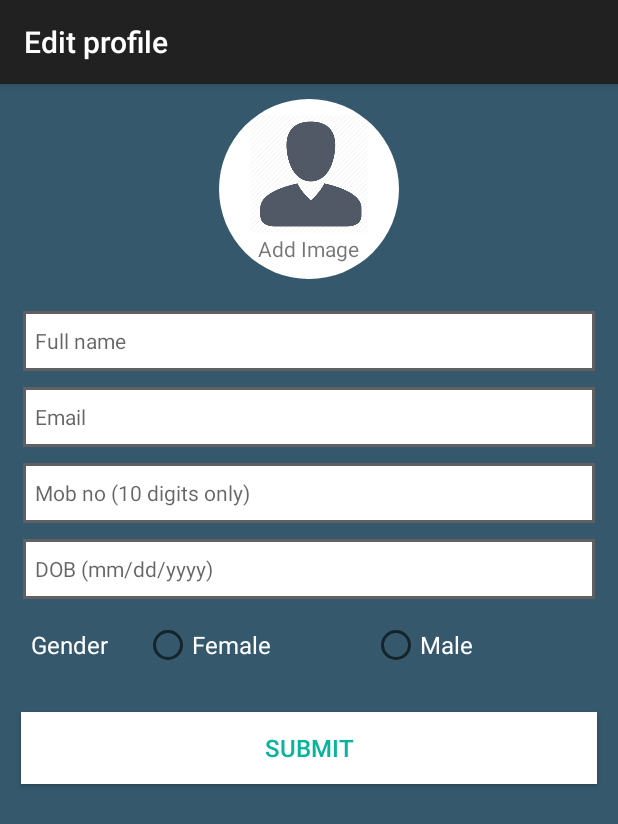
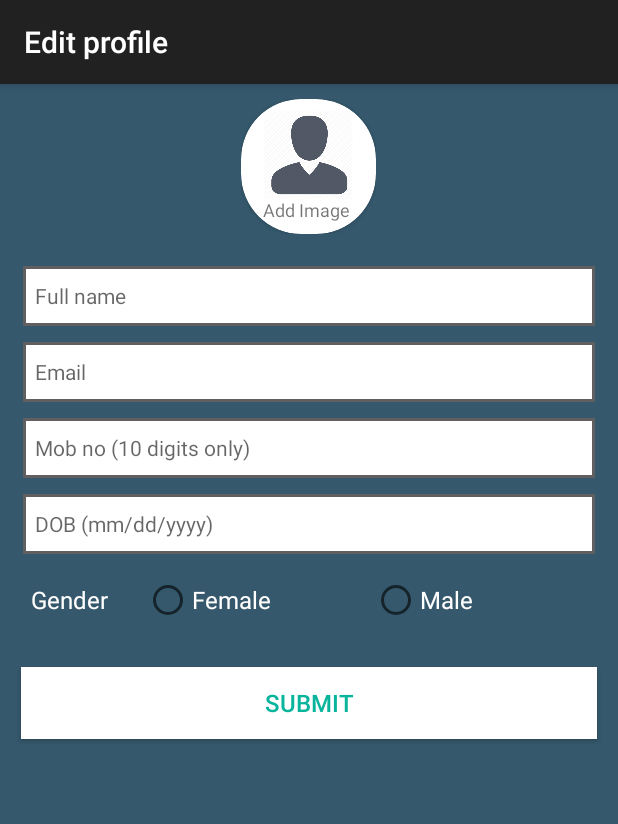
Before and after one commit to vsingh-techracers/week-task-assignment, an Android app: the screen it shows after launch (MainActivity), on a phone screen of 412 x 824 dp. Shown: the top 824 px of the screen. Run offline under Robolectric (Android 15) with nearby library versions, the phone set to English and light mode, and no system bars; our stand-ins replace ButterKnife.

Commit message:
Update profile ui

```diff
--- a/feb-17/week-4/ProfilePage/app/src/main/res/layout/fragment_profile_page.xml
+++ b/feb-17/week-4/ProfilePage/app/src/main/res/layout/fragment_profile_page.xml
@@ -2,8 +2,10 @@
 <LinearLayout xmlns:android="http://schemas.android.com/apk/res/android"
     android:layout_width="match_parent"
     android:layout_height="match_parent"
+    xmlns:app="http://schemas.android.com/apk/res-auto"
     android:padding="@dimen/medium_margin"
     android:orientation="vertical"
+    android:id="@+id/root_container"
     android:background="@color/backgroundColor"
     android:gravity="start">
     <FrameLayout
@@ -17,24 +19,47 @@
             android:layout_height="wrap_content"
             android:orientation="vertical"
             android:gravity="center"
-            android:background="@drawable/circle_drawable"
             android:clickable="true">
+            <android.support.v7.widget.CardView
+                android:layout_width="90dp"
+                android:layout_height="90dp"
+                android:elevation="12dp"
+                app:cardCornerRadius="40dp"
+                android:background="@color/black"
+                android:innerRadius="0dp"
+                android:shape="ring"
+                android:thicknessRatio="1.9">
+                <LinearLayout
+                    android:id="@+id/dummy_pic_container"
+                    android:layout_width="wrap_content"
+                    android:layout_height="wrap_content"
+                    android:layout_gravity="center"
+                    android:orientation="vertical">
                     <ImageView
-                android:id="@+id/profile_pic"
-                android:layout_width="@dimen/large_img_size"
-                android:layout_height="@dimen/large_img_size"
-                android:src="@drawable/user_profile_img"
-                />
+                        android:layout_gravity="center"
+                        android:layout_width="@dimen/medium_img_size"
+                        android:layout_height="@dimen/medium_img_size"
+                        android:layout_marginBottom="@dimen/small_margin"
+                        android:src="@drawable/user_profile_img" />
                     <TextView
-                android:id="@+id/add_image_text"
-                android:visibility="visible"
+                        android:textSize="@dimen/very_small_text"
+                        android:layout_marginTop="@dimen/neg_medium_margin"
                         android:layout_width="wrap_content"
                         android:layout_height="wrap_content"
                         android:text="@string/add_img"/>
                 </LinearLayout>
 
+                <ImageView
+                    android:visibility="gone"
+                    android:layout_gravity="center"
+                    android:layout_height="140dp"
+                    android:layout_width="140dp"
+                    android:id="@+id/profile_pic"
+                    android:src="@drawable/user_profile_img">
+                </ImageView>
+            </android.support.v7.widget.CardView>
+        </LinearLayout>
     </FrameLayout>
-
     <EditText
         android:id="@+id/user_name"
         android:hint="@string/name_text"
@@ -43,6 +68,10 @@
         style="@style/edit_text">
         <requestFocus/>
     </EditText>
+    <TextView
+        android:id="@+id/user_name_text"
+        android:text=""
+        style="@style/text_view"/>
 
     <EditText
         android:id="@+id/user_email"
@@ -51,6 +80,10 @@
         android:maxLength="150"
         style="@style/edit_text">
     </EditText>
+    <TextView
+        android:id="@+id/user_email_text"
+        android:text=""
+        style="@style/text_view"/>
 
     <EditText
         android:id="@+id/user_mob"
@@ -59,6 +92,10 @@
         android:maxLength="10"
         style="@style/edit_text">
     </EditText>
+    <TextView
+        android:id="@+id/user_mob_text"
+        android:text=""
+        style="@style/text_view"/>
 
     <EditText
         android:id="@+id/user_dob"
@@ -67,6 +104,10 @@
         android:maxLength="10"
         style="@style/edit_text">
     </EditText>
+    <TextView
+        android:id="@+id/user_dob_text"
+        android:text=""
+        style="@style/text_view"/>
 
     <LinearLayout
         android:id="@+id/gender_error_layout"
@@ -82,6 +123,7 @@
             style="@style/redStar"/>
     </LinearLayout>
     <LinearLayout
+        android:id="@+id/gender_container"
         android:layout_width="match_parent"
         android:layout_height="wrap_content"
         android:orientation="horizontal"
@@ -117,6 +159,10 @@
                 style="@style/radio_button"/>
         </RadioGroup>
     </LinearLayout>
+    <TextView
+        android:id="@+id/user_gender_text"
+        android:text=""
+        style="@style/text_view"/>
 
     <LinearLayout
         android:layout_width="match_parent"
@@ -131,5 +177,13 @@
             android:text="Submit"
             style="@style/button">
         </Button>
+        <Button
+            android:visibility="gone"
+            android:id="@+id/edit_again"
+            android:layout_width="match_parent"
+            android:layout_height="wrap_content"
+            android:text="Edit Again"
+            style="@style/button">
+        </Button>
     </LinearLayout>
 </LinearLayout>
--- a/feb-17/week-4/ProfilePage/app/src/main/res/values/dimens.xml
+++ b/feb-17/week-4/ProfilePage/app/src/main/res/values/dimens.xml
@@ -2,6 +2,7 @@
     <!-- Default screen margins, per the Android Design guidelines. -->
     <dimen name="activity_horizontal_margin">16dp</dimen>
     <dimen name="activity_vertical_margin">16dp</dimen>
+    <dimen name="very_small_text">12sp</dimen>
     <dimen name="small_text">14sp</dimen>
     <dimen name="medium_text">16sp</dimen>
     <dimen name="large_text">16sp</dimen>
--- a/feb-17/week-4/ProfilePage/app/src/main/res/values/styles.xml
+++ b/feb-17/week-4/ProfilePage/app/src/main/res/values/styles.xml
@@ -65,6 +65,20 @@
     </style>
     <!--stop-->
 
+    <!--common text_view-->
+    <!--start-->
+    <style name="text_view">
+        <item name="android:layout_height">wrap_content</item>
+        <item name="android:layout_width">match_parent</item>
+        <item name="android:gravity">center_vertical</item>
+        <item name="android:padding">8dp</item>
+        <item name="android:visibility">gone</item>
+        <item name="android:layout_margin">5dp</item>
+        <item name="android:textColor">#FFFFFF</item>
+        <item name="android:textSize">18sp</item>
+    </style>
+    <!--stop-->
+
     <color name="button_text">#08b49b</color>
     <color name="white">#FFFFFF</color>
 </resources>
```
Lines whose indentation alone changed are shown as unchanged.
